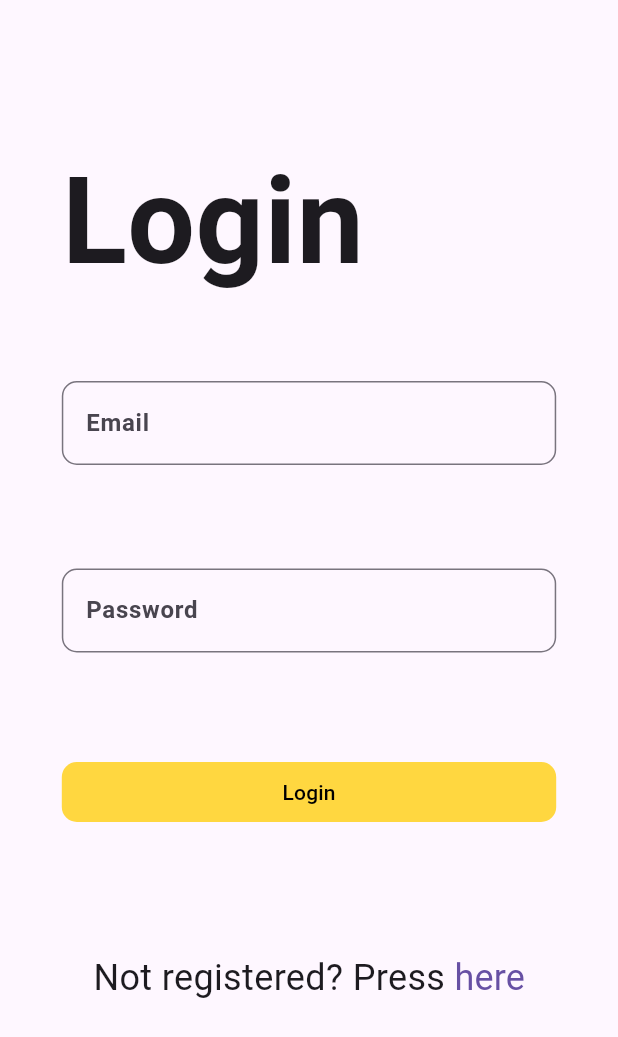
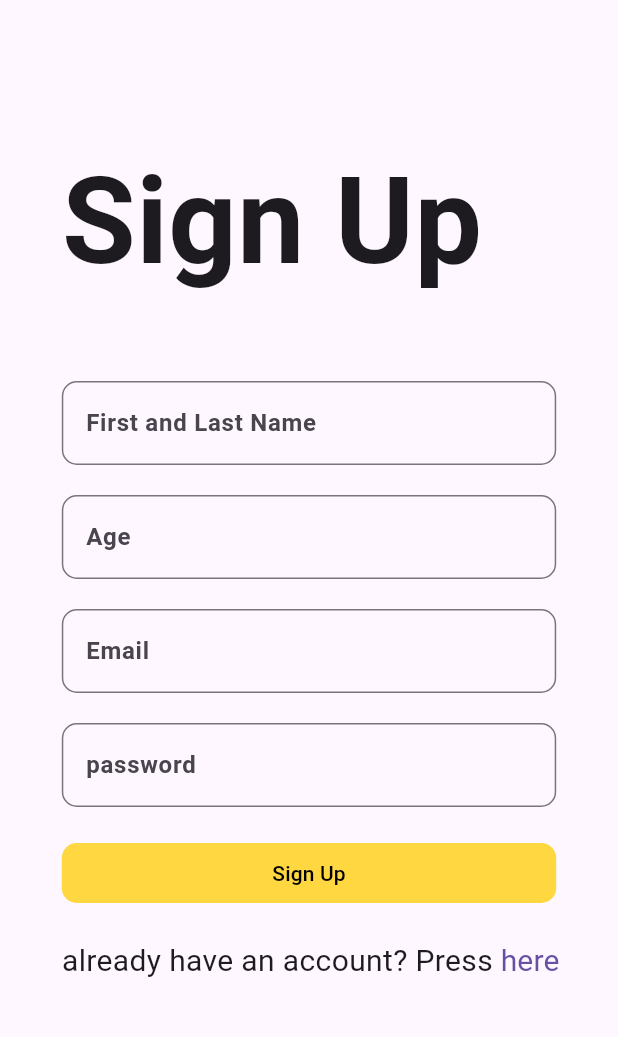
Before and after one commit to VitoSpritz/cinemaNight, a Flutter app: the screen it shows after launch, after a tap on "here", on a phone screen of 412 x 824 dp. Shown: the top 1037 px of the screen. Run offline on Flutter 3.47's test engine with Material 3 defaults, Android fonts, the phone set to English and light mode, and no system bars; our stand-ins replace go_router.

Commit message:
feat(UI): :sparkles: finish sign up screen

```diff
--- a/lib/screens/login.dart
+++ b/lib/screens/login.dart
@@ -1,7 +1,7 @@
 import 'package:flutter/material.dart';
 
 import 'router/router.dart';
-import 'sign_in.dart';
+import 'sign_up.dart';
 
 class LoginScreen extends StatelessWidget {
   final String path = '/login';
@@ -90,7 +90,7 @@ class LoginScreen extends StatelessWidget {
                   const SizedBox(height: 200),
 
                   TextButton(
-                    onPressed: () => router.push(SignInScreen.path),
+                    onPressed: () => router.push(SignUpScreen.path),
                     style: TextButton.styleFrom(
                       padding: EdgeInsets.zero,
                       minimumSize: const Size(0, 0),
--- a/lib/screens/router/router.dart
+++ b/lib/screens/router/router.dart
@@ -2,8 +2,9 @@ import 'package:flutter/material.dart';
 import 'package:go_router/go_router.dart';
 
 import '../home.dart';
+import '../login.dart';
+import '../sign_up.dart';
 import '../splash_screen.dart';
-import '../login.dart';
 
 final GoRouter router = GoRouter(
   initialLocation: const SplashScreen().path,
@@ -23,5 +24,10 @@ final GoRouter router = GoRouter(
       builder: (BuildContext context, GoRouterState state) =>
           const LoginScreen(),
     ),
+    GoRoute(
+      path: SignUpScreen.path,
+      builder: (BuildContext context, GoRouterState state) =>
+          const SignUpScreen(),
+    ),
   ],
 );
--- /dev/null
+++ b/lib/screens/sign_up.dart
@@ -0,0 +1,192 @@
+import 'package:flutter/material.dart';
+
+import 'login.dart';
+import 'router/router.dart';
+
+class SignUpScreen extends StatefulWidget {
+  static String path = '/signUp';
+  const SignUpScreen({super.key});
+
+  @override
+  State<SignUpScreen> createState() => _SignUpScreenState();
+}
+
+class _SignUpScreenState extends State<SignUpScreen> {
+  final TextEditingController _emailController = TextEditingController();
+  final TextEditingController _ageController = TextEditingController();
+  final TextEditingController _passwordController = TextEditingController();
+  final TextEditingController _nameController = TextEditingController();
+  String? _emailError;
+  String? _ageError;
+  String? _passwordError;
+  String? _nameError;
+
+  String? nameValidator() {
+    if (_nameController.text.isNotEmpty) {
+      return null;
+    }
+    return "Campo obbligatorio";
+  }
+
+  String? passwordValidator() {
+    if (_passwordController.text.length > 8) {
+      return null;
+    }
+    return "La password deve contenere almeno 9 caratteri";
+  }
+
+  String? emailValidator() {
+    if (_emailController.text.contains('@')) {
+      return null;
+    }
+    return "Inserire una email valida";
+  }
+
+  String? ageValidator() {
+    if (int.tryParse(_ageController.text) != null &&
+        int.parse(_ageController.text) > 0) {
+      return null;
+    }
+    return "Inserire un'età valida";
+  }
+
+  void onRegisteredButtonClick() {
+    setState(() {
+      _nameError = nameValidator();
+      _passwordError = passwordValidator();
+      _emailError = emailValidator();
+      _ageError = ageValidator();
+    });
+  }
+
+  @override
+  Widget build(BuildContext context) {
+    return Scaffold(
+      body: Center(
+        child: Column(
+          children: <Widget>[
+            const SizedBox(height: 90),
+            SizedBox(
+              width: MediaQuery.of(context).size.width * 0.8,
+              child: Column(
+                crossAxisAlignment: CrossAxisAlignment.start,
+                children: <Widget>[
+                  const Text(
+                    "Sign Up",
+                    style: TextStyle(fontWeight: FontWeight.bold, fontSize: 80),
+                  ),
+
+                  const SizedBox(height: 50),
+
+                  TextField(
+                    controller: _nameController,
+                    decoration: InputDecoration(
+                      errorText: _nameError,
+                      hintText: 'First and Last Name',
+                      hintStyle: const TextStyle(fontWeight: FontWeight.bold),
+                      border: const OutlineInputBorder(
+                        borderRadius: BorderRadius.all(Radius.circular(10)),
+                      ),
+                    ),
+                  ),
+
+                  const SizedBox(height: 20),
+
+                  TextField(
+                    controller: _ageController,
+                    decoration: InputDecoration(
+                      errorText: _ageError,
+                      hintText: 'Age',
+                      hintStyle: const TextStyle(fontWeight: FontWeight.bold),
+                      border: const OutlineInputBorder(
+                        borderRadius: BorderRadius.all(Radius.circular(10)),
+                      ),
+                    ),
+                    keyboardType: TextInputType.number,
+                  ),
+
+                  const SizedBox(height: 20),
+
+                  TextField(
+                    controller: _emailController,
+                    obscureText: false,
+                    decoration: InputDecoration(
+                      errorText: _emailError,
+                      hintStyle: const TextStyle(fontWeight: FontWeight.bold),
+                      hintText: 'Email',
+                      border: const OutlineInputBorder(
+                        borderRadius: BorderRadius.all(Radius.circular(10)),
+                      ),
+                    ),
+                  ),
+
+                  const SizedBox(height: 20),
+
+                  TextField(
+                    controller: _passwordController,
+                    obscureText: true,
+                    decoration: InputDecoration(
+                      errorText: _passwordError,
+                      hintText: 'password',
+                      hintStyle: const TextStyle(fontWeight: FontWeight.bold),
+                      border: const OutlineInputBorder(
+                        borderRadius: BorderRadius.all(Radius.circular(10)),
+                      ),
+                    ),
+                  ),
+
+                  const SizedBox(height: 20),
+
+                  SizedBox(
+                    width: double.infinity,
+                    child: FilledButton(
+                      onPressed: () => onRegisteredButtonClick(),
+
+                      style: FilledButton.styleFrom(
+                        backgroundColor: Colors.amberAccent,
+                        foregroundColor: Colors.black,
+                        shape: RoundedRectangleBorder(
+                          borderRadius: BorderRadiusGeometry.circular(10),
+                        ),
+                      ),
+                      child: const Text("Sign Up"),
+                    ),
+                  ),
+
+                  const SizedBox(height: 20),
+
+                  Row(
+                    children: <Widget>[
+                      const Text(
+                        "already have an account? Press ",
+                        style: TextStyle(
+                          fontWeight: FontWeight.normal,
+                          fontSize: 20,
+                        ),
+                      ),
+                      TextButton(
+                        onPressed: () => router.push(const LoginScreen().path),
+                        style: TextButton.styleFrom(
+                          padding: EdgeInsets.zero,
+                          minimumSize: const Size(0, 0),
+                          tapTargetSize: MaterialTapTargetSize.shrinkWrap,
+                        ),
+                        child: const Text(
+                          style: TextStyle(
+                            fontWeight: FontWeight.normal,
+                            fontSize: 20,
+                          ),
+                          "here",
+                        ),
+                      ),
+                    ],
+                  ),
+                ],
+              ),
+            ),
+          ],
+        ),
+      ),
+    );
+  }
+}
```
